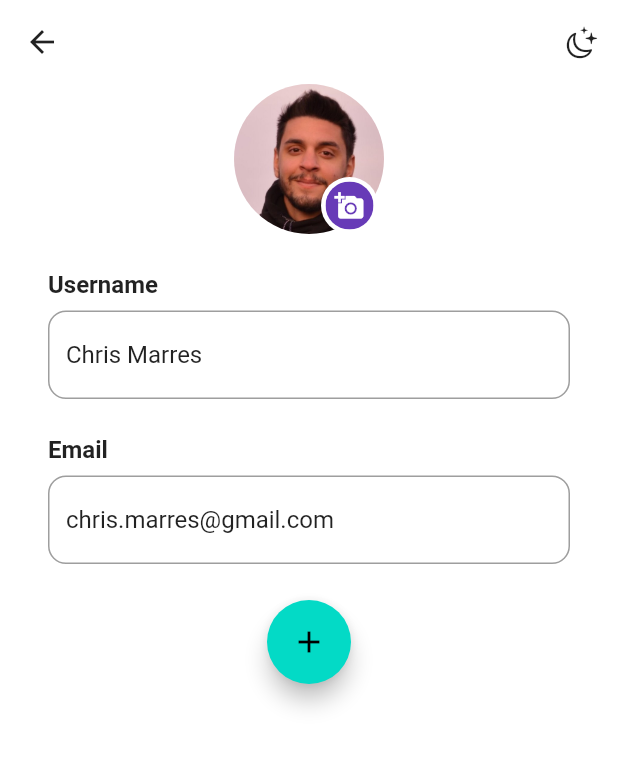
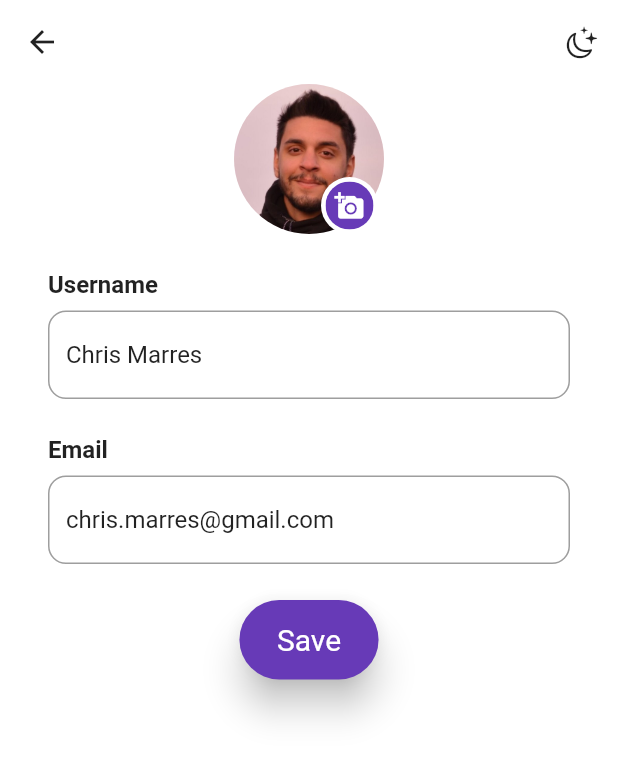
Before and after one commit to chris-marres/infinibook, a Flutter app: the EditProfilePage screen opened directly, on a phone screen of 412 x 824 dp. Shown: the top 758 px of the screen. Run offline on Flutter 3.47's test engine with Material 2 defaults, Android fonts, the light colour scheme and no system bars; our stand-ins replace animated_theme_switcher.

Commit message:
fixed all the problems and changed the Save button in edit profile page to be nice

```diff
--- a/lib/main.dart
+++ b/lib/main.dart
@@ -2,7 +2,6 @@ import 'package:flutter/material.dart';
 import 'package:infinibook_flutter/pages/profile_page.dart';
 import 'package:infinibook_flutter/pages/search_page.dart';
 import 'package:infinibook_flutter/pages/messages_page.dart';
-import 'package:infinibook_flutter/pages/edit_profile_page.dart';
 import 'package:animated_theme_switcher/animated_theme_switcher.dart';
 import 'package:infinibook_flutter/themes.dart';
 import '../globals.dart' as globals;
--- a/lib/pages/edit_profile_page.dart
+++ b/lib/pages/edit_profile_page.dart
@@ -1,6 +1,5 @@
 import 'package:flutter/material.dart';
 import 'package:infinibook_flutter/models/user.dart';
-import 'package:infinibook_flutter/models/dummy_data.dart';
 import 'package:infinibook_flutter/widgets/profile_widget.dart';
 import 'package:infinibook_flutter/widgets/appbar_widget.dart';
 import 'package:infinibook_flutter/widgets/textfield_widget.dart';
@@ -51,7 +50,15 @@ class _EditProfilePageState extends State<EditProfilePage> {
                   },
                 ),
                 const SizedBox(height: 24),
-                FloatingActionButton(
+                Center(
+                  child: ElevatedButton(
+                    style: ElevatedButton.styleFrom(
+                      elevation: 10,
+                      textStyle: const TextStyle(fontSize: 20),
+                      shape: const StadiumBorder(),
+                      padding: const EdgeInsets.symmetric(
+                          horizontal: 25, vertical: 15),
+                    ),
                     onPressed: () {
                       Navigator.pop(
                         context,
@@ -61,11 +68,9 @@ class _EditProfilePageState extends State<EditProfilePage> {
                         ),
                       );
                     },
-                  tooltip: 'Save',
-                  child: const Icon(Icons.add),
-                  heroTag: null,
+                    child: const Text('Save'),
                   ),
-                const SizedBox(height: 24),
+                ),
               ],
             ),
           ),
--- a/lib/pages/profile_page.dart
+++ b/lib/pages/profile_page.dart
@@ -1,7 +1,6 @@
 import 'package:animated_theme_switcher/animated_theme_switcher.dart';
 import 'package:flutter/material.dart';
 import 'package:infinibook_flutter/models/user.dart';
-import 'package:infinibook_flutter/models/dummy_data.dart';
 import 'package:infinibook_flutter/widgets/profile_widget.dart';
 import 'package:infinibook_flutter/pages/edit_profile_page.dart';
 import '../globals.dart' as globals;
@@ -31,7 +30,8 @@ class _ProfilePageState extends State<ProfilePage> {
               imagePath: user.imagePath,
               onClicked: () async {
                 EditItems temp = await Navigator.of(context).push(
-                  MaterialPageRoute(builder: (context) => EditProfilePage()),
+                  MaterialPageRoute(
+                      builder: (context) => const EditProfilePage()),
                 );
                 if (temp.name != '' || temp.email != '') {
                   globals.dummyData.users[0].name = temp.name;
--- a/lib/widgets/textfield_widget.dart
+++ b/lib/widgets/textfield_widget.dart
@@ -6,7 +6,7 @@ class TextFieldWidget extends StatefulWidget {
   final String text;
   final ValueChanged<String> onChanged;
 
-  TextFieldWidget({
+  const TextFieldWidget({
     Key? key,
     this.maxLines = 1,
     required this.label,
@@ -41,7 +41,7 @@ class _TextFieldWidgetState extends State<TextFieldWidget> {
         children: [
           Text(
             widget.label,
-            style: TextStyle(fontWeight: FontWeight.bold, fontSize: 16),
+            style: const TextStyle(fontWeight: FontWeight.bold, fontSize: 16),
           ),
           const SizedBox(height: 8),
           TextField(
```
Lines whose indentation alone changed are shown as unchanged.
